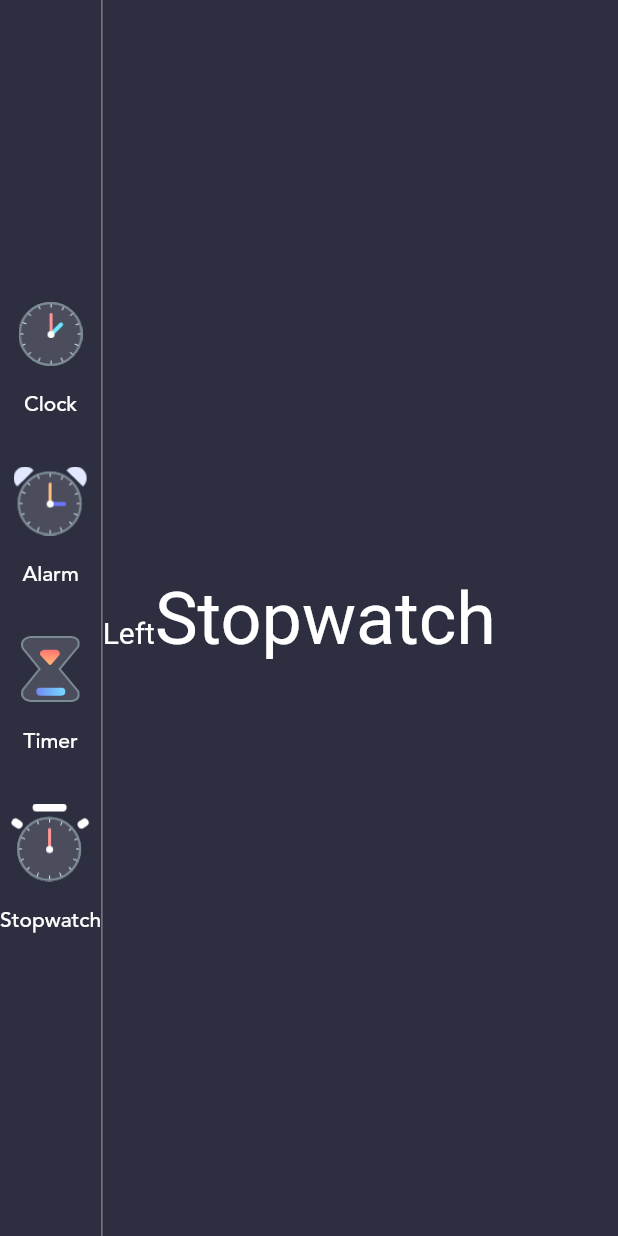
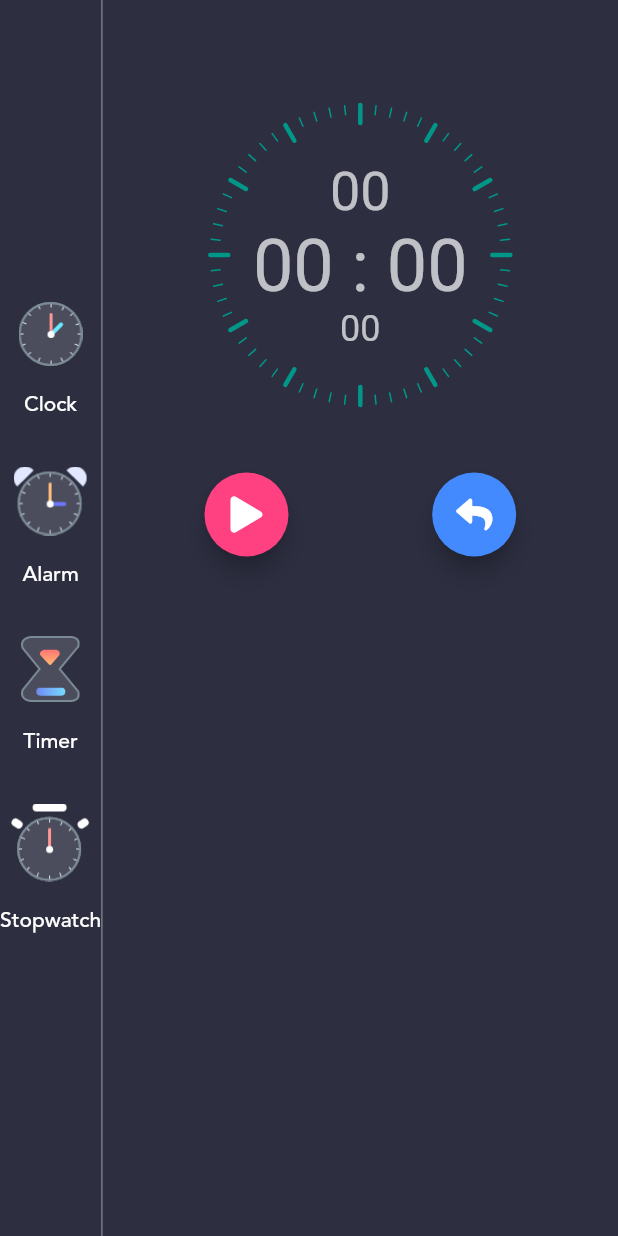
Before and after one commit to chirag-goel360/Flutter_Clock, a Flutter app: the HomePage screen opened directly, after a tap on "Alarm", after a tap on "Timer", after a tap on "Stopwatch", on a phone screen of 412 x 824 dp. Run offline on Flutter 3.47's test engine with Material 2 defaults, Android fonts, the phone set to English and light mode, and no system bars; our stand-ins replace dotted_border, flutter_local_notifications, font_awesome_flutter, sqflite; accounts and stored records are empty.

Commit message:
Stopwatch

```diff
--- /dev/null
+++ b/lib/helper/StopWatchTimeClock.dart
@@ -0,0 +1,107 @@
+import 'package:flutter/material.dart';
+import 'package:flutter_clock/helper/timerclass.dart';
+import 'package:flutter_clock/pages/stopwatch_view.dart';
+
+class StopWatchClock extends StatefulWidget {
+  final Stopwatch stopwatch;
+
+  const StopWatchClock({
+    Key key,
+    this.stopwatch,
+  }) : super(key: key);
+
+  StopWatchClockState createState() => StopWatchClockState();
+}
+
+class StopWatchClockState extends State<StopWatchClock> {
+  CurrentTime currentTime;
+  Paint painter;
+
+  @override
+  void initState() {
+    painter = Paint();
+    super.initState();
+  }
+
+  @override
+  Widget build(BuildContext context) {
+    currentTime = translateCurrentTime(
+      widget.stopwatch.elapsedMilliseconds,
+    );
+    return CustomPaint(
+      painter: StopWatchPainter(
+        lineColor: Colors.lightBlueAccent,
+        completeColor: Colors.blueAccent,
+        hundreds: currentTime.hundreds,
+        seconds: currentTime.seconds,
+        minutes: currentTime.minutes,
+        hours: currentTime.hours,
+        width: 5.0,
+        linePainter: painter,
+      ),
+      child: Container(
+        alignment: Alignment.center,
+        padding: EdgeInsets.all(8),
+        child: Column(
+          crossAxisAlignment: CrossAxisAlignment.center,
+          mainAxisAlignment: MainAxisAlignment.center,
+          children: [
+            Text(
+              currentTime.hours.toString().padLeft(2, '0'),
+              style: TextStyle(
+                fontSize: 36.0,
+                color: Colors.white70,
+              ),
+            ),
+            Row(
+              mainAxisAlignment: MainAxisAlignment.center,
+              children: [
+                Text(
+                  '${currentTime.minutes.toString().padLeft(2, '0')}',
+                  style: TextStyle(
+                    fontSize: 48.0,
+                    color: Colors.white70,
+                  ),
+                ),
+                Text(
+                  ' : ',
+                  style: TextStyle(
+                    fontSize: 48.0,
+                    color: Colors.white70,
+                  ),
+                ),
+                Text(
+                  '${currentTime.seconds.toString().padLeft(2, '0')}',
+                  style: TextStyle(
+                    fontSize: 48.0,
+                    color: Colors.white70,
+                  ),
+                ),
+              ],
+            ),
+            Text(
+              currentTime.hundreds.toString().padLeft(2, '0'),
+              style: TextStyle(
+                fontSize: 24.0,
+                color: Colors.white70,
+              ),
+            ),
+          ],
+        ),
+      ),
+    );
+  }
+
+  translateCurrentTime(int milliseconds) {
+    int hundreds = (milliseconds / 10).truncate();
+    int seconds = (hundreds / 100).truncate();
+    int minutes = (seconds / 60).truncate();
+    int hours = (minutes / 60).truncate();
+    return CurrentTime(
+      hundreds: hundreds % 100,
+      seconds: seconds % 60,
+      minutes: minutes % 60,
+      hours: hours % 24,
+    );
+  }
+}
--- a/lib/helper/alarm_table.dart
+++ b/lib/helper/alarm_table.dart
@@ -60,7 +60,9 @@ class AlarmDatabase {
   Future<List<AlarmInfo>> getAlarms() async {
     List<AlarmInfo> _alarms = [];
     var db = await this.database;
-    var result = await db.query(alarmTable);
+    var result = await db.query(
+      alarmTable,
+    );
     result.forEach((element) {
       var alarmInfo = AlarmInfo.fromMap(element);
       _alarms.add(alarmInfo);
--- /dev/null
+++ b/lib/helper/timerclass.dart
@@ -0,0 +1,13 @@
+class CurrentTime {
+  final int hundreds;
+  final int seconds;
+  final int minutes;
+  final int hours;
+
+  CurrentTime({
+    this.hundreds,
+    this.seconds,
+    this.minutes,
+    this.hours,
+  });
+}
--- a/lib/homepage.dart
+++ b/lib/homepage.dart
@@ -5,6 +5,7 @@ import 'package:flutter_clock/helper/enums.dart';
 import 'package:flutter_clock/models/menu_info.dart';
 import 'package:flutter_clock/pages/alarm_page.dart';
 import 'package:flutter_clock/pages/clock_page.dart';
+import 'package:flutter_clock/pages/stopwatch_page.dart';
 import 'package:provider/provider.dart';
 
 class HomePage extends StatefulWidget {
@@ -36,6 +37,8 @@ class _HomePageState extends State<HomePage> {
                   return AlarmPage();
                 } else if (value.menuType == MenuType.clock) {
                   return ClockPage();
+                } else if (value.menuType == MenuType.stopwatch) {
+                  return StopWatchPage();
                 }
                 return Container(
                   child: RichText(
@@ -72,7 +75,6 @@ class _HomePageState extends State<HomePage> {
           style: TextButton.styleFrom(
             padding: EdgeInsets.symmetric(
               vertical: 16,
-              horizontal: 0,
             ),
             shape: RoundedRectangleBorder(
               borderRadius: BorderRadius.all(
--- a/lib/main.dart
+++ b/lib/main.dart
@@ -33,7 +33,7 @@ void main() async {
     initializationSettings,
     onSelectNotification: (String payload) async {
       if (payload != null) {
-        debugPrint('Notification payload : ' + payload);
+        debugPrint('Notification payload: ' + payload);
       }
     },
   );
--- a/lib/models/alarm_info.dart
+++ b/lib/models/alarm_info.dart
@@ -17,7 +17,9 @@ class AlarmInfo {
     return AlarmInfo(
       id: json["id"],
       title: json["title"],
-      alarmDateTime: DateTime.parse(json["alarmDateTime"]),
+      alarmDateTime: DateTime.parse(
+        json["alarmDateTime"],
+      ),
       isPending: json["isPending"],
       gradientColorIndex: json["gradientColorIndex"],
     );
--- a/lib/pages/alarm_page.dart
+++ b/lib/pages/alarm_page.dart
@@ -383,7 +383,10 @@ class _AlarmPageState extends State<AlarmPage> {
       title: 'alarm',
     );
     _alarmHelper.insertAlarm(alarmInfo);
-    scheduleAlarm(scheduleAlarmDateTime, alarmInfo);
+    scheduleAlarm(
+      scheduleAlarmDateTime,
+      alarmInfo,
+    );
     Navigator.pop(context);
     loadAlarms();
   }
@@ -395,10 +398,6 @@ class _AlarmPageState extends State<AlarmPage> {
 }
 
 class MaxAlarm extends StatelessWidget {
-  const MaxAlarm({
-    Key key,
-  }) : super(key: key);
-
   @override
   Widget build(BuildContext context) {
     return Center(
@@ -413,10 +412,6 @@ class MaxAlarm extends StatelessWidget {
 }
 
 class Loading extends StatelessWidget {
-  const Loading({
-    Key key,
-  }) : super(key: key);
-
   @override
   Widget build(BuildContext context) {
     return Center(
--- a/lib/pages/clock_page.dart
+++ b/lib/pages/clock_page.dart
@@ -221,14 +221,8 @@ class _ClockPageState extends State<ClockPage> {
 }
 
 class DigitalClockWidget extends StatefulWidget {
-  const DigitalClockWidget({
-    Key key,
-  }) : super(key: key);
-
   @override
-  State<StatefulWidget> createState() {
-    return DigitalClockWidgetState();
-  }
+  State<StatefulWidget> createState() => DigitalClockWidgetState();
 }
 
 class DigitalClockWidgetState extends State<DigitalClockWidget> {
--- a/lib/pages/stopwatch_page.dart
+++ b/lib/pages/stopwatch_page.dart
@@ -1,13 +1,195 @@
+import 'dart:async';
 import 'package:flutter/material.dart';
+import 'package:flutter_clock/helper/StopWatchTimeClock.dart';
+import 'package:font_awesome_flutter/font_awesome_flutter.dart';
 
-class StopWatch extends StatefulWidget {
+class StopWatchPage extends StatefulWidget {
   @override
-  _StopWatchState createState() => _StopWatchState();
+  _StopWatchPageState createState() => _StopWatchPageState();
 }
 
-class _StopWatchState extends State<StopWatch> {
+class _StopWatchPageState extends State<StopWatchPage> {
+  Widget leftButtonIcon;
+  Widget rightButtonIcon;
+  Color leftButtonColor;
+  Color rightButtonColor;
+  Timer timer;
+  Stopwatch stopwatch = Stopwatch();
+  List<String> lapList = [];
+
+  updateTime(Timer timer) {
+    if (stopwatch.isRunning) {
+      setState(() {});
+    } else {
+      timer.cancel();
+    }
+  }
+
+  @override
+  void initState() {
+    if (stopwatch.isRunning) {
+      timer = new Timer.periodic(
+        new Duration(
+          milliseconds: 20,
+        ),
+        updateTime,
+      );
+      leftButtonIcon = Icon(
+        FontAwesomeIcons.pause,
+      );
+      leftButtonColor = Colors.red.shade300;
+      rightButtonIcon = Icon(
+        FontAwesomeIcons.dotCircle,
+        color: Colors.purple.shade300,
+      );
+      rightButtonColor = Colors.white70;
+    } else {
+      leftButtonIcon = Icon(
+        FontAwesomeIcons.play,
+      );
+      leftButtonColor = Colors.pinkAccent.shade200;
+      rightButtonIcon = Icon(
+        FontAwesomeIcons.reply,
+      );
+      rightButtonColor = Colors.blueAccent;
+    }
+    super.initState();
+  }
+
   @override
   Widget build(BuildContext context) {
-    return Container();
+    return Container(
+      padding: EdgeInsets.all(30),
+      child: Column(
+        mainAxisAlignment: MainAxisAlignment.center,
+        children: [
+          SizedBox(
+            height: 20.0,
+          ),
+          Container(
+            height: 240.0,
+            width: 240.0,
+            child: StopWatchClock(
+              stopwatch: stopwatch,
+            ),
+          ),
+          SizedBox(
+            height: 25,
+          ),
+          Row(
+            mainAxisAlignment: MainAxisAlignment.spaceEvenly,
+            children: [
+              FloatingActionButton(
+                backgroundColor: leftButtonColor,
+                onPressed: startWatch,
+                child: leftButtonIcon,
+              ),
+              SizedBox(
+                width: 20.0,
+              ),
+              FloatingActionButton(
+                backgroundColor: rightButtonColor,
+                onPressed: stopWatch,
+                child: rightButtonIcon,
+              ),
+            ],
+          ),
+          SizedBox(
+            height: 20.0,
+          ),
+          Expanded(
+            child: ListView.builder(
+              itemCount: lapList.length,
+              itemBuilder: (context, index) {
+                return ListTile(
+                  title: Container(
+                    alignment: Alignment.center,
+                    child: Text(
+                      listItems(
+                        lapList.length,
+                        index,
+                        lapList.elementAt(index),
+                      ),
+                      style: TextStyle(
+                        fontSize: 18.0,
+                        color: Colors.white,
+                      ),
+                    ),
+                  ),
+                );
+              },
+            ),
+          ),
+        ],
+      ),
+    );
+  }
+
+  startWatch() {
+    if (stopwatch.isRunning) {
+      leftButtonIcon = Icon(
+        FontAwesomeIcons.play,
+      );
+      leftButtonColor = Colors.pinkAccent.shade200;
+      rightButtonIcon = Icon(
+        FontAwesomeIcons.reply,
+      );
+      rightButtonColor = Colors.blueAccent;
+      stopwatch.stop();
+      setState(() {});
+    } else {
+      leftButtonIcon = Icon(
+        FontAwesomeIcons.pause,
+      );
+      leftButtonColor = Colors.red.shade300;
+      rightButtonIcon = Icon(
+        FontAwesomeIcons.dotCircle,
+        color: Colors.purple.shade300,
+      );
+      rightButtonColor = Colors.white70;
+      stopwatch.start();
+      timer = new Timer.periodic(
+        new Duration(
+          milliseconds: 20,
+        ),
+        updateTime,
+      );
+    }
+  }
+
+  translateTime(int milliseconds) {
+    int hundreds = (milliseconds / 10).truncate();
+    int seconds = (hundreds / 100).truncate();
+    int minutes = (seconds / 60).truncate();
+    int hours = (minutes / 60).truncate();
+    String hundredsString = (hundreds % 100).toString().padLeft(2, '0');
+    String secondsString = (seconds % 60).toString().padLeft(2, '0');
+    String minutesString = (minutes % 60).toString().padLeft(2, '0');
+    String hoursString = (hours % 60).toString().padLeft(2, '0');
+    return '$hoursString : $minutesString : $secondsString.$hundredsString';
+  }
+
+  stopWatch() {
+    setState(
+      () {
+        if (stopwatch.isRunning) {
+          lapList.insert(
+            0,
+            translateTime(
+              stopwatch.elapsedMilliseconds,
+            ),
+          );
+        } else {
+          stopwatch.reset();
+          lapList.clear();
+        }
+      },
+    );
+  }
+
+  String listItems(int listLength, int index, String time) {
+    index = listLength - index;
+    String indexText = index.toString().padLeft(2, '0');
+    return 'Time $indexText, $time';
   }
 }
--- /dev/null
+++ b/lib/pages/stopwatch_view.dart
@@ -0,0 +1,123 @@
+import 'package:flutter/material.dart';
+import 'dart:math' as math;
+
+class StopWatchPainter extends CustomPainter {
+  final hourTickMarkLength = 12.0;
+  final minuteTickMarkLength = 6.0;
+  final hourTickMarkWidth = 3.0;
+  final minuteTickMarkWidth = 1.0;
+  Color lineColor;
+  Color completeColor;
+  int hundreds;
+  int seconds;
+  int minutes;
+  int hours;
+  double width;
+  Paint linePainter;
+
+  StopWatchPainter({
+    this.lineColor,
+    this.completeColor,
+    this.hundreds,
+    this.seconds,
+    this.minutes,
+    this.hours,
+    this.width,
+    this.linePainter,
+  });
+
+  @override
+  void paint(Canvas canvas, Size size) {
+    final double mainCenter = size.width / 2;
+    linePainter = Paint()
+      ..color = Colors.teal
+      ..strokeWidth = 4.0
+      ..style = PaintingStyle.stroke
+      ..strokeCap = StrokeCap.round;
+    canvas.translate(
+      mainCenter,
+      mainCenter,
+    );
+    double markLength;
+    for (int i = 0; i < 60; i++) {
+      if (i % 5 == 0) {
+        markLength = hourTickMarkLength;
+        linePainter.strokeWidth = hourTickMarkWidth;
+      } else {
+        markLength = minuteTickMarkLength;
+        linePainter.strokeWidth = minuteTickMarkWidth;
+      }
+      canvas.drawLine(
+        Offset(
+          0,
+          -(mainCenter) + width * 4,
+        ),
+        Offset(
+          0,
+          -(mainCenter) + width * 4 + markLength,
+        ),
+        linePainter,
+      );
+      canvas.rotate(
+        (2 * math.pi) / 60,
+      );
+    }
+    canvas.translate(
+      -mainCenter,
+      -mainCenter,
+    );
+    Offset center = Offset(
+      mainCenter,
+      mainCenter,
+    );
+    double radiusSeconds = mainCenter - (width * 3);
+    double radiusMinutes = mainCenter - (width * 1.5);
+    double radiusHours = mainCenter;
+    double radian = math.pi / 180;
+    Paint line = new Paint()
+      ..color = Colors.blueAccent
+      ..strokeCap = StrokeCap.round
+      ..style = PaintingStyle.stroke
+      ..strokeWidth = width;
+    double arcAngleSeconds = (radian) * ((seconds + (hundreds / 100)) * 6);
+    canvas.drawArc(
+      Rect.fromCircle(
+        center: center,
+        radius: radiusSeconds,
+      ),
+      -math.pi / 2,
+      arcAngleSeconds,
+      false,
+      line,
+    );
+    line.color = Colors.yellow;
+    double arcAngleMinutes = (radian) * (minutes * 6);
+    canvas.drawArc(
+      new Rect.fromCircle(
+        center: center,
+        radius: radiusMinutes,
+      ),
+      -math.pi / 2,
+      arcAngleMinutes,
+      false,
+      line,
+    );
+    line.color = Colors.green;
+    double arcAngleHours = (radian) * (hours * 30);
+    canvas.drawArc(
+      new Rect.fromCircle(
+        center: center,
+        radius: radiusHours,
+      ),
+      -math.pi / 2,
+      arcAngleHours,
+      false,
+      line,
+    );
+  }
+
+  @override
+  bool shouldRepaint(CustomPainter oldDelegate) {
+    return true;
+  }
+}
--- a/pubspec.yaml
+++ b/pubspec.yaml
@@ -32,6 +32,7 @@ dependencies:
   sqflite:
   provider:
   dotted_border:
+  font_awesome_flutter:
   flutter_local_notifications:
 
 dev_dependencies:
```
Also changed, not shown: pubspec.lock.
